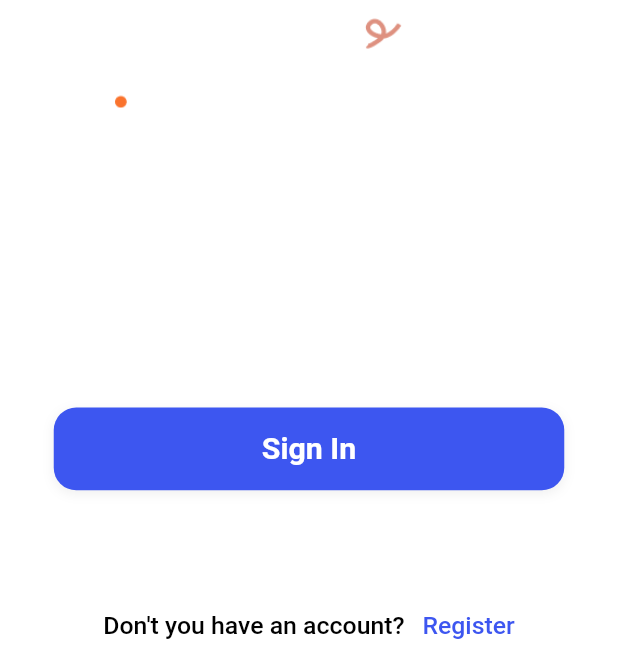
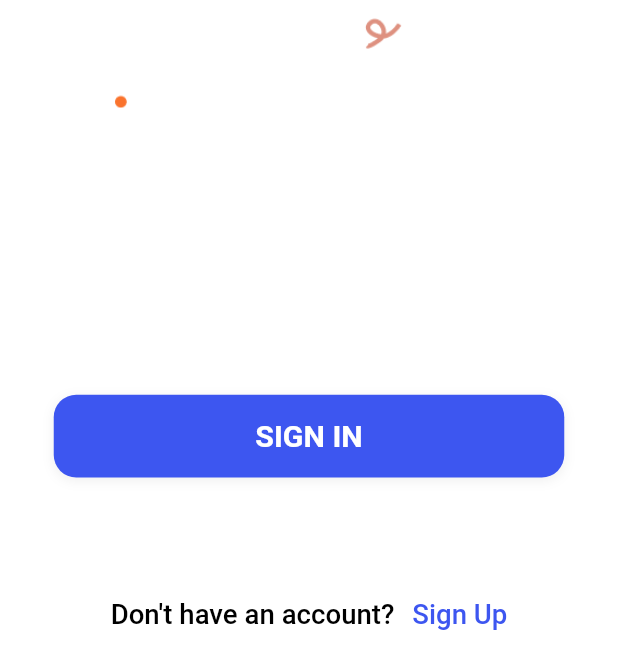
Before and after one commit to yanaderevianko726/Event-group-flutter, a Flutter app: the screen it shows after launch, on a phone screen of 412 x 824 dp, the part 571-1236 px from its top. Run offline on Flutter 3.47's test engine with Material 2 defaults, Android fonts, the phone set to English and light mode, and no system bars; our stand-ins replace cached_network_image, connectivity_plus, convex_bottom_bar, country_code_picker, dropdown_button2, figma_squircle and 17 more; missing offline and left inert: flutter_share, need_resume, platform_device_id; accounts and stored records are empty; Roboto replaces fonts that are missing (SF Pro Display).

Commit message:
update welcome screen

```diff
--- a/lib/views/welcome/welcome_page.dart
+++ b/lib/views/welcome/welcome_page.dart
@@ -66,20 +66,28 @@ class _WelcomePage extends State<WelcomePage> {
               const Spacer(),
               Padding(
                 padding: EdgeInsets.symmetric(horizontal: 36.w),
-                child: getButton(context, primaryColor, "Sign In", Colors.white,
+                child: getButton(
+                  context,
+                  primaryColor,
+                  "SIGN IN",
+                  Colors.white,
                   () {
                     Get.toNamed(AppRoutes.signInRoute);
-                }, 22.sp,
+                  },
+                  22.sp,
                   weight: FontWeight.w700,
                   buttonHeight: 60.h,
-                    borderRadius: BorderRadius.circular(15)),
+                  borderRadius: BorderRadius.circular(15),
                 ),
-              SizedBox(height: 88.h,),
+              ),
+              SizedBox(
+                height: 88.h,
+              ),
               Row(
                 mainAxisAlignment: MainAxisAlignment.center,
                 children: [
-                  ConstantWidget.getTextWidget('Don\'t you have an account?',
-                      Colors.black, TextAlign.center, FontWeight.w500, 18.sp),
+                  ConstantWidget.getTextWidget('Don\'t have an account?',
+                      Colors.black, TextAlign.center, FontWeight.w500, 20.sp),
                   InkWell(
                     onTap: () {
                       Get.toNamed(AppRoutes.signUpRoute);
@@ -87,17 +95,18 @@ class _WelcomePage extends State<WelcomePage> {
                     child: Padding(
                       padding: EdgeInsets.only(left: 12.w),
                       child: ConstantWidget.getTextWidget(
-                          'Register',
+                        'Sign Up',
                         primaryColor,
                         TextAlign.center,
                         FontWeight.w500,
-                          18.sp),
+                        20.sp,
+                      ),
                     ),
                   ),
                 ],
               ),
               SizedBox(
-                height: 18.h,
+                height: 24.h,
               ),
             ],
           ),
```
Lines whose indentation alone changed are shown as unchanged.
